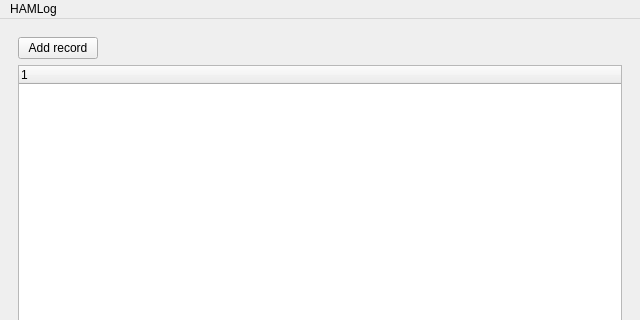
Old version of the form ui/qt/mainwindow.ui in the repository jankaluza/hamlog; both pictures show x 0 to 640 and y 0 to 320 of the 640 by 556 pixel window.
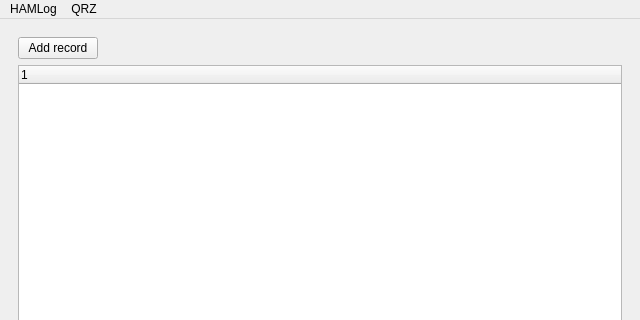
New version of the form. Icons and pictures are not drawn.

Patch:
```diff
--- a/ui/qt/mainwindow.ui
+++ b/ui/qt/mainwindow.ui
@@ -108,7 +108,14 @@
     <addaction name="separator"/>
     <addaction name="actionQuit"/>
    </widget>
+   <widget class="QMenu" name="menuQRZ">
+    <property name="title">
+     <string>QRZ</string>
+    </property>
+    <addaction name="actionRegister_QRZ_account"/>
+   </widget>
    <addaction name="menuHAMLog"/>
+   <addaction name="menuQRZ"/>
   </widget>
   <widget class="QStatusBar" name="statusbar"/>
   <action name="actionQuit">
```
Left out of the diff: 5 changed lines with no effect on the pictures.
